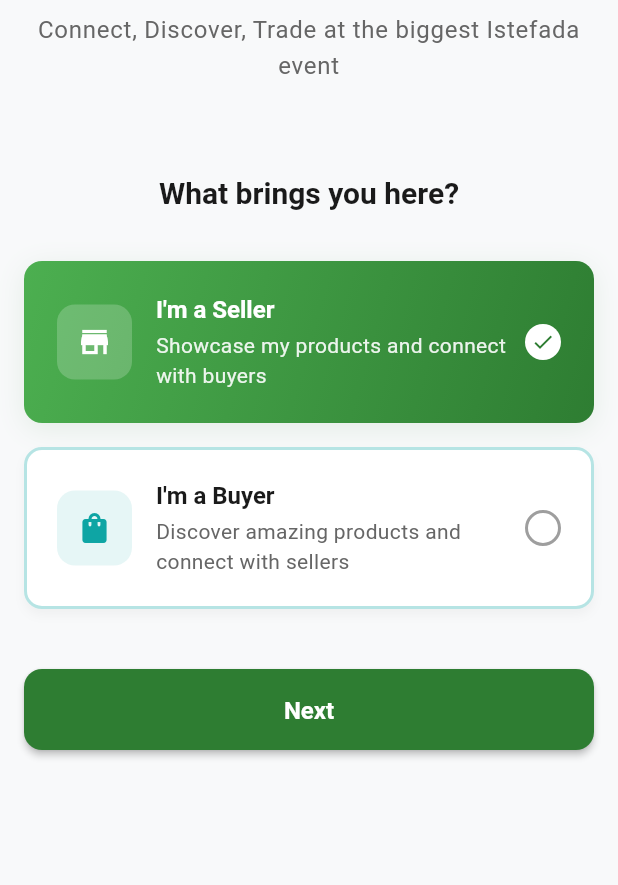
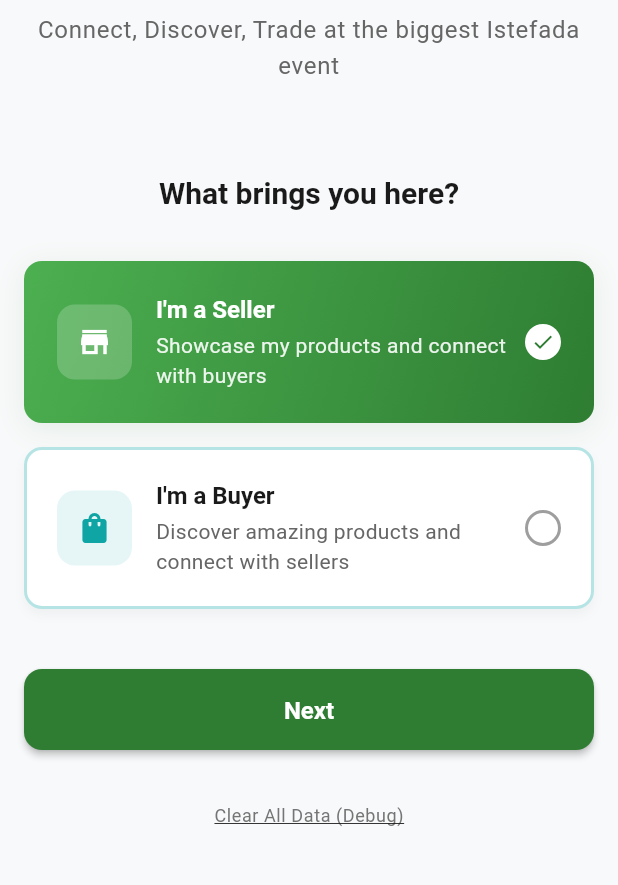
Before and after one commit to Moiz-Jamaal/FindMeBiz-App, a Flutter app: the screen it shows after launch, after a tap on an icon or button, on a phone screen of 412 x 824 dp, the part 318-1203 px from its top. Run offline on Flutter 3.47's test engine with Material 3 defaults, Android fonts, the phone set to English and light mode, and no system bars; our stand-ins replace firebase_analytics, firebase_core, firebase_crashlytics, firebase_messaging, flutter_local_notifications, flutter_map and 5 more; missing offline and left inert: razorpay_flutter; accounts and stored records are empty.

Commit message:
feat: Refactor authentication and role management flow with improved user data handling and debugging options

```diff
--- a/lib/app/controllers/startup_controller.dart
+++ b/lib/app/controllers/startup_controller.dart
@@ -1,5 +1,4 @@
 import 'package:get/get.dart';
-import 'package:flutter/material.dart';
 import '../services/auth_service.dart';
 import '../services/role_service.dart';
 import '../data/models/user_role.dart';
@@ -19,17 +18,19 @@ class StartupController extends GetxController {
     try {
       print('🚀 Initializing app...');
 
-      // Wait a bit for services to be ready
-      await Future.delayed(const Duration(milliseconds: 500));
+      // Services should be ready now, but give a small delay for UI
+      await Future.delayed(const Duration(milliseconds: 300));
 
-      // Check authentication status
+      // Check authentication and role status
       final authService = Get.find<AuthService>();
+      final roleService = Get.find<RoleService>();
+
       print('🔐 Auth status: ${authService.isLoggedIn}');
+      print('📋 Has saved role: ${roleService.hasSavedRole}');
+      print('👤 Current role: ${roleService.currentRole.value}');
 
-      if (authService.isLoggedIn) {
-        // User is logged in, check their role and seller data
-        final roleService = Get.find<RoleService>();
-
+      if (authService.isLoggedIn && roleService.hasSavedRole) {
+        // User is logged in and has a saved role preference
         // Re-check seller data from backend
         await roleService.checkSellerData();
 
@@ -37,15 +38,19 @@ class StartupController extends GetxController {
           initialRoute.value = Routes.BUYER_HOME;
           print('👤 Routing to buyer home');
         } else {
-          // Seller role - check if data exists
+          // Seller role - check if data exists to determine the correct route
           final route = roleService.getSellerRoute();
           initialRoute.value = route;
           print('🏪 Routing to seller: $route');
         }
+      } else if (authService.isLoggedIn && !roleService.hasSavedRole) {
+        // User is logged in but hasn't selected a role yet - go to welcome to select role
+        initialRoute.value = Routes.WELCOME;
+        print('❓ User logged in but no role selected - routing to welcome');
       } else {
         // User not logged in
         initialRoute.value = Routes.WELCOME;
-        print('👋 Routing to welcome');
+        print('👋 User not logged in - routing to welcome');
       }
 
       isInitialized.value = true;
--- a/lib/app/modules/welcome/controllers/welcome_controller.dart
+++ b/lib/app/modules/welcome/controllers/welcome_controller.dart
@@ -1,6 +1,8 @@
+import 'package:flutter/material.dart';
 import 'package:get/get.dart';
 import '../../../data/models/user_role.dart';
 import '../../../services/role_service.dart';
+import '../../../services/auth_service.dart';
 
 class WelcomeController extends GetxController {
   // Selected role
@@ -9,14 +11,28 @@ class WelcomeController extends GetxController {
   // Animation and UI state
   final RxBool isLoading = false.obs;
   final RxBool showRoleSelection = false.obs;
+  final RxBool userAlreadyLoggedIn = false.obs;
 
   @override
   void onInit() {
     super.onInit();
+    _checkUserStatus();
     // Trigger animation after a delay
     Future.delayed(const Duration(milliseconds: 500), () {
       showRoleSelection.value = true;
     });
+  }
+
+  void _checkUserStatus() {
+    final authService = Get.find<AuthService>();
+    final roleService = Get.find<RoleService>();
+
+    userAlreadyLoggedIn.value = authService.isLoggedIn;
+
+    // If user is logged in and has a saved role, pre-select it
+    if (authService.isLoggedIn && roleService.hasSavedRole) {
+      selectedRole.value = roleService.currentRole.value;
+    }
   }
 
   void selectRole(UserRole role) {
@@ -27,17 +43,32 @@ class WelcomeController extends GetxController {
     selectedRole.value = null;
   }
 
-  void proceedWithRole() {
+  void proceedWithRole() async {
     if (selectedRole.value == null) return;
 
     isLoading.value = true;
 
+    final authService = Get.find<AuthService>();
+    final roleService = Get.find<RoleService>();
+
+    // If user is already logged in, directly switch role and navigate
+    if (authService.isLoggedIn) {
+      try {
+        // Persist the role and navigate
+        await roleService.switchTo(selectedRole.value!);
+        isLoading.value = false;
+      } catch (e) {
+        print('Error switching role: $e');
+        isLoading.value = false;
+        Get.snackbar('Error', 'Failed to switch role. Please try again.');
+      }
+    } else {
+      // User not logged in, proceed to auth screen
       // Simulate navigation delay for smooth UX
       Future.delayed(const Duration(milliseconds: 800), () {
         isLoading.value = false;
-      final roleService = Get.find<RoleService>();
-      // Set the role temporarily but don't persist yet
-      roleService.currentRole.value = selectedRole.value!;
+        // Set the role temporarily but don't persist yet (will persist after auth)
+        roleService.setRoleTemporary(selectedRole.value!);
 
         // If picking seller first time, ensure we mark sellerOnboarded=false
         if (selectedRole.value == UserRole.seller) {
@@ -48,9 +79,24 @@ class WelcomeController extends GetxController {
         Get.toNamed('/auth');
       });
     }
+  }
 
   // Helper method to check if role is selected
   bool isRoleSelected(UserRole role) {
     return selectedRole.value == role;
   }
+
+  // Debug method to clear all app data (for testing)
+  void clearAllAppData() async {
+    final authService = Get.find<AuthService>();
+    await authService.clearAllData();
+
+    Get.snackbar(
+      'Debug',
+      'All app data cleared. Please restart the app.',
+      snackPosition: SnackPosition.BOTTOM,
+      backgroundColor: Colors.orange,
+      colorText: Colors.white,
+    );
   }
+}
--- a/lib/app/modules/welcome/views/welcome_view.dart
+++ b/lib/app/modules/welcome/views/welcome_view.dart
@@ -39,6 +39,21 @@ class WelcomeView extends GetView<WelcomeController> {
               Obx(() => _buildContinueButton()),
 
               const SizedBox(height: 20),
+
+              // Debug button (for development only)
+              if (true) // Change to false for production
+                TextButton(
+                  onPressed: controller.clearAllAppData,
+                  child: Text(
+                    'Clear All Data (Debug)',
+                    style: Get.textTheme.bodySmall?.copyWith(
+                      color: Colors.grey[600],
+                      decoration: TextDecoration.underline,
+                    ),
+                  ),
+                ),
+
+              const SizedBox(height: 20),
             ],
           ),
         ),
@@ -47,16 +62,18 @@ class WelcomeView extends GetView<WelcomeController> {
   }
 
   Widget _buildHeader() {
-    return Column(
+    return Obx(() => Column(
       children: [
-  // App Icon
-  const AppLogo(size: 100, radius: 20, padding: EdgeInsets.all(6)),
+        // App Icon
+        const AppLogo(size: 100, radius: 20, padding: EdgeInsets.all(6)),
 
         const SizedBox(height: 24),
 
-        // Welcome Text
+        // Welcome Text - different for logged in users
         Text(
-          AppStrings.welcome,
+          controller.userAlreadyLoggedIn.value
+              ? 'Welcome Back!'
+              : AppStrings.welcome,
           style: Get.textTheme.displayMedium?.copyWith(
             fontWeight: FontWeight.bold,
             color: AppTheme.textPrimary,
@@ -67,22 +84,26 @@ class WelcomeView extends GetView<WelcomeController> {
         const SizedBox(height: 8),
 
         Text(
-          AppStrings.welcomeSubtitle,
+          controller.userAlreadyLoggedIn.value
+              ? 'Choose your preferred mode to continue'
+              : AppStrings.welcomeSubtitle,
           style: Get.textTheme.bodyLarge?.copyWith(
             color: AppTheme.textSecondary,
           ),
           textAlign: TextAlign.center,
         ),
       ],
-    );
+    ));
   }
 
   Widget _buildRoleSelection() {
-    return Column(
+    return Obx(() => Column(
       crossAxisAlignment: CrossAxisAlignment.stretch,
       children: [
         Text(
-          AppStrings.chooseRole,
+          controller.userAlreadyLoggedIn.value
+              ? 'Select Your Mode'
+              : AppStrings.chooseRole,
           style: Get.textTheme.headlineMedium?.copyWith(
             fontWeight: FontWeight.w600,
             color: AppTheme.textPrimary,
@@ -114,7 +135,7 @@ class WelcomeView extends GetView<WelcomeController> {
           color: AppTheme.buyerPrimary,
         ),
       ],
-    );
+    ));
   }
 
   Widget _buildRoleCard({
@@ -231,7 +252,7 @@ class WelcomeView extends GetView<WelcomeController> {
     final hasSelection = controller.selectedRole.value != null;
     final isLoading = controller.isLoading.value;
 
-    return AnimatedOpacity(
+    return Obx(() => AnimatedOpacity(
       opacity: hasSelection ? 1.0 : 0.5,
       duration: AppConstants.shortAnimation,
       child: SizedBox(
@@ -260,7 +281,9 @@ class WelcomeView extends GetView<WelcomeController> {
                   ),
                 )
               : Text(
-                  AppStrings.next,
+                  controller.userAlreadyLoggedIn.value
+                      ? 'Continue'
+                      : AppStrings.next,
                   style: Get.textTheme.titleLarge?.copyWith(
                     color: Colors.white,
                     fontWeight: FontWeight.w600,
@@ -268,6 +291,6 @@ class WelcomeView extends GetView<WelcomeController> {
                 ),
         ),
       ),
-    );
+    ));
   }
 }
--- a/lib/app/services/auth_service.dart
+++ b/lib/app/services/auth_service.dart
@@ -1,4 +1,3 @@
-import 'dart:convert';
 import 'package:get/get.dart';
 import 'package:get_storage/get_storage.dart';
 import 'api/base_api_service.dart';
@@ -24,15 +23,57 @@ class AuthService extends BaseApiService {
     _loadSavedUser();
   }
 
+  // Initialize service and load saved user data
+  Future<AuthService> init() async {
+    _loadSavedUser();
+    // Give it a moment to load
+    await Future.delayed(const Duration(milliseconds: 100));
+    return this;
+  }
+
   // Load saved user from storage
   void _loadSavedUser() {
     final userData = _box.read(_userKey);
+    print('🔍 Checking saved user data: ${userData != null ? 'Found' : 'Not found'}');
+
     if (userData != null) {
       try {
-        _currentUser.value = UsersProfile.fromJson(Map<String, dynamic>.from(userData));
+        // Ensure userData is a Map<String, dynamic>
+        Map<String, dynamic> userMap;
+        if (userData is Map<String, dynamic>) {
+          userMap = userData;
+        } else if (userData is Map) {
+          userMap = Map<String, dynamic>.from(userData);
+        } else {
+          throw Exception('Invalid user data format: ${userData.runtimeType}');
+        }
+
+        // Debug: Print the actual data structure
+        print('📊 User data structure: ${userMap.keys.toList()}');
+
+        // Handle both old format (userid) and new format (UserId)
+        if (userMap.containsKey('userid') && !userMap.containsKey('UserId')) {
+          // Convert old format to new format
+          userMap = _convertToNewFormat(userMap);
+          print('🔄 Converted old data format to new format');
+        }
+
+        // Validate required fields before creating UsersProfile
+        if (userMap['UserId'] == null) {
+          throw Exception('Missing UserId field');
+        }
+        if (userMap['Username'] == null) {
+          throw Exception('Missing Username field');
+        }
+        if (userMap['EmailId'] == null) {
+          throw Exception('Missing EmailId field');
+        }
+
+        _currentUser.value = UsersProfile.fromJson(userMap);
         print('✅ Loaded saved user: ${_currentUser.value?.username}');
       } catch (e) {
         print('❌ Error loading saved user: $e');
+        print('🧹 Clearing corrupted user data');
         _clearUserData();
       }
     } else {
@@ -40,10 +81,31 @@ class AuthService extends BaseApiService {
     }
   }
 
+  // Convert old field names to new field names
+  Map<String, dynamic> _convertToNewFormat(Map<String, dynamic> oldData) {
+    return {
+      'UserId': oldData['userid'],
+      'Username': oldData['username'],
+      'FullName': oldData['fullname'],
+      'EmailId': oldData['emailid'],
+      'UPassword': oldData['upassword'],
+      'Dob': oldData['dob'],
+      'Sex': oldData['sex'],
+      'MobileNo': oldData['mobileno'],
+      'WhatsappNo': oldData['whatsappno'],
+      'Active': oldData['active'],
+      'CreatedDt': oldData['createddt'],
+      'UpdatedDt': oldData['updateddt'],
+    };
+  }
+
   // Save user to storage
   void _saveUser(UsersProfile user) {
     _currentUser.value = user;
-    _box.write(_userKey, user.toJson());
+    // Always save in the new format with proper field names
+    final userData = user.toJson();
+    _box.write(_userKey, userData);
+    print('💾 User saved to storage: ${user.username}');
   }
 
   // Clear user data
@@ -51,6 +113,18 @@ class AuthService extends BaseApiService {
     _currentUser.value = null;
     _box.remove(_userKey);
     _box.remove(_tokenKey);
+  }
+
+  // Clear all app data (for debugging or reset)
+  Future<void> clearAllData() async {
+    _clearUserData();
+
+    // Clear all role and seller data from role service
+    if (Get.isRegistered<RoleService>()) {
+      Get.find<RoleService>().clearAllRoleData();
+    }
+
+    print('🧹 All app data cleared');
   }
 
   // Check if email is available
@@ -153,9 +227,9 @@ class AuthService extends BaseApiService {
   Future<void> logout() async {
     _clearUserData();
 
-    // Clear seller data from role service
+    // Clear all role and seller data from role service
     if (Get.isRegistered<RoleService>()) {
-      Get.find<RoleService>().clearSellerData();
+      Get.find<RoleService>().clearAllRoleData();
     }
 
     // Navigate to welcome screen
--- a/lib/main.dart
+++ b/lib/main.dart
@@ -16,7 +16,6 @@ import 'app/services/seller_service.dart';
 import 'app/services/category_service.dart';
 import 'app/services/subscription_service.dart';
 import 'app/services/image_upload_service.dart';
-import 'app/services/location_service.dart';
 import 'app/services/location_service.dart';
 import 'package:get_storage/get_storage.dart';
 import 'package:firebase_core/firebase_core.dart';
@@ -44,12 +43,14 @@ Future<void> main() async {
 
   // Initialize API services
   Get.put<ApiClient>(ApiClient(), permanent: true);
-  Get.put<AuthService>(AuthService(), permanent: true);
+
+  // Initialize AuthService asynchronously and wait for it to load saved user data
+  await Get.putAsync<AuthService>(() async => AuthService().init(), permanent: true);
+
   Get.put<SellerService>(SellerService(), permanent: true);
   Get.put<CategoryService>(CategoryService(), permanent: true);
   Get.put<SubscriptionService>(SubscriptionService(), permanent: true);
   Get.put<ImageUploadService>(ImageUploadService(), permanent: true);
-  Get.put<LocationService>(LocationService(), permanent: true);
   Get.put<LocationService>(LocationService(), permanent: true);
 
   await Get.putAsync<RoleService>(() async => RoleService().init());
```
Also changed, not shown: lib/app/data/models/api/users_profile.dart (+12 -12 lines), lib/app/modules/auth/controllers/auth_controller.dart (+8 -6 lines), lib/app/modules/buyer/profile/controllers/buyer_profile_controller.dart (+6 -6 lines), lib/app/modules/seller/settings/controllers/seller_settings_controller.dart (+9 -3 lines), lib/app/services/role_service.dart (+24 -0 lines). Lines whose indentation alone changed are shown as unchanged.
